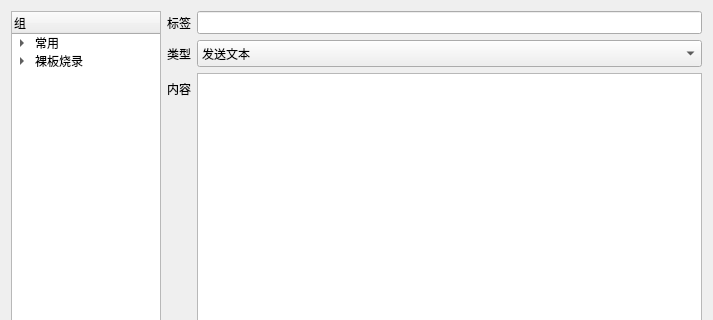
Before: the Qt Designer form hterm/ui/quick.ui in lbhzy/hterm, drawn with Qt 5; both pictures show x 0 to 713 and y 0 to 320 of the 713 by 466 pixel window.
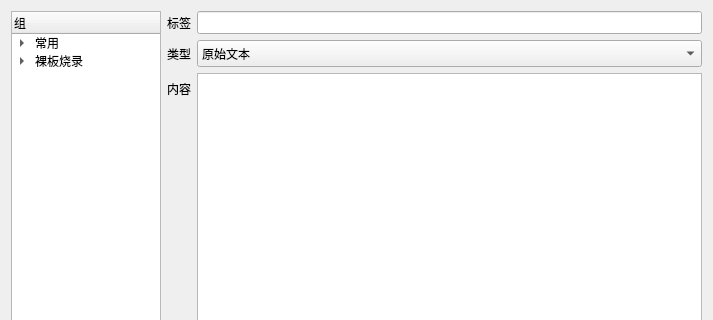
After: the same form once the commit is applied.

```diff
--- a/hterm/ui/quick.ui
+++ b/hterm/ui/quick.ui
@@ -127,7 +127,7 @@
          </property>
          <item>
           <property name="text">
-           <string>发送文本</string>
+           <string>原始文本</string>
           </property>
          </item>
          <item>
```
Left out of the diff: 2 changed lines with no effect on the pictures.
